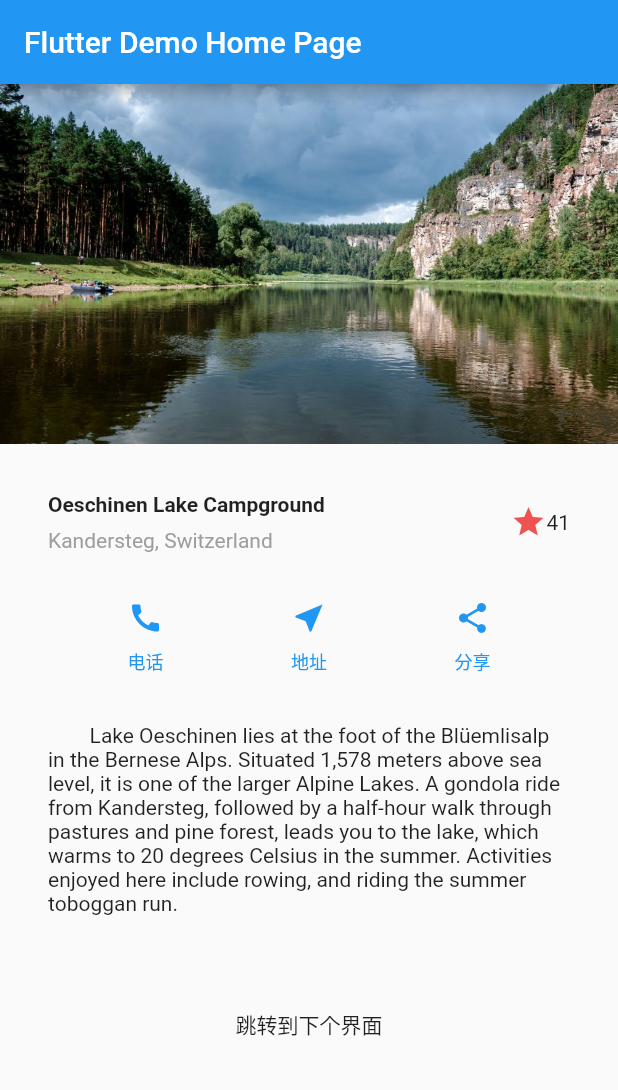
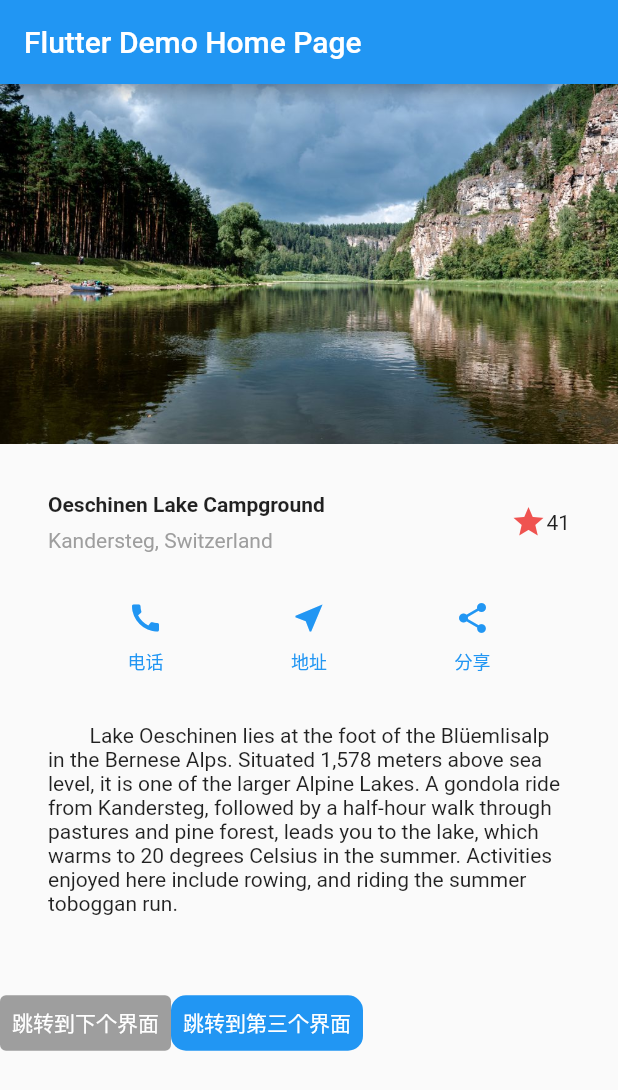
Before and after one commit to ysls/flutter_app, a Flutter app: the screen it shows after launch, on a phone screen of 412 x 824 dp. Shown: the top 1090 px of the screen. Run offline on Flutter 3.47's test engine with Material 2 defaults, Android fonts, the phone set to English and light mode, and no system bars; our stand-ins replace fluttertoast.

Commit message:
练习常用UI.

```diff
--- a/lib/SecondPage.dart
+++ b/lib/SecondPage.dart
@@ -8,7 +8,7 @@ class SecondPage extends StatelessWidget {
       appBar: AppBar(
         title: Text("第二个界面"),
       ),
-      body: RaisedButton(
+      body: ElevatedButton(
         onPressed: () {
           Navigator.pop(context,102);
         },
--- a/lib/main.dart
+++ b/lib/main.dart
@@ -1,5 +1,6 @@
 import 'package:flutter/material.dart';
 import 'package:flutter_app/SecondPage.dart';
+import 'package:flutter_app/ThirdPage.dart';
 import 'package:fluttertoast/fluttertoast.dart';
 // import 'package:flutter/rendering.dart' show debugPaintSizeEnabled;
 
@@ -19,6 +20,9 @@ class MyApp extends StatelessWidget {
         visualDensity: VisualDensity.adaptivePlatformDensity,
       ),
       home: MyHomePage(title: 'Flutter Demo Home Page'),
+      routes: { //定义路由表
+        "third_page":(context)=>ThirdPage(),
+      }
     );
   }
 }
@@ -121,8 +125,9 @@ class _MyHomePageState extends State<MyHomePage> {
             titleSection,
             buttonSection,
             textSection,
-            new Container(
-              child: new FlatButton(
+            new Row(
+              children: [
+                new TextButton(
                   onPressed: () {
                     Navigator.push(
                         context,
@@ -136,9 +141,23 @@ class _MyHomePageState extends State<MyHomePage> {
                         msg: '回传的数据：$value', gravity: ToastGravity.BOTTOM));
                   },
                   child: new Text("跳转到下个界面"),
-                height: 50,
-                minWidth: 180,
+                  style: ButtonStyle(
+                    backgroundColor: MaterialStateProperty.all(Colors.grey),
+                    foregroundColor: MaterialStateProperty.all(Colors.white),
                   ),
+                ),
+                new TextButton(
+                  onPressed: () {
+                    Navigator.pushNamed(context, 'third_page');
+                  },
+                  child: new Text("跳转到第三个界面"),
+                  style: ButtonStyle(
+                    backgroundColor: MaterialStateProperty.all(Colors.blue),
+                    foregroundColor: MaterialStateProperty.all(Colors.white),
+                    shape: MaterialStateProperty.all(RoundedRectangleBorder(borderRadius: BorderRadius.all(Radius.circular(10)))),
+                  ),
+                ),
+              ],
             ),
           ],
         ));
```
Also changed, not shown: lib/ThirdPage.dart (added, +26 -0 lines). Lines whose indentation alone changed are shown as unchanged.
